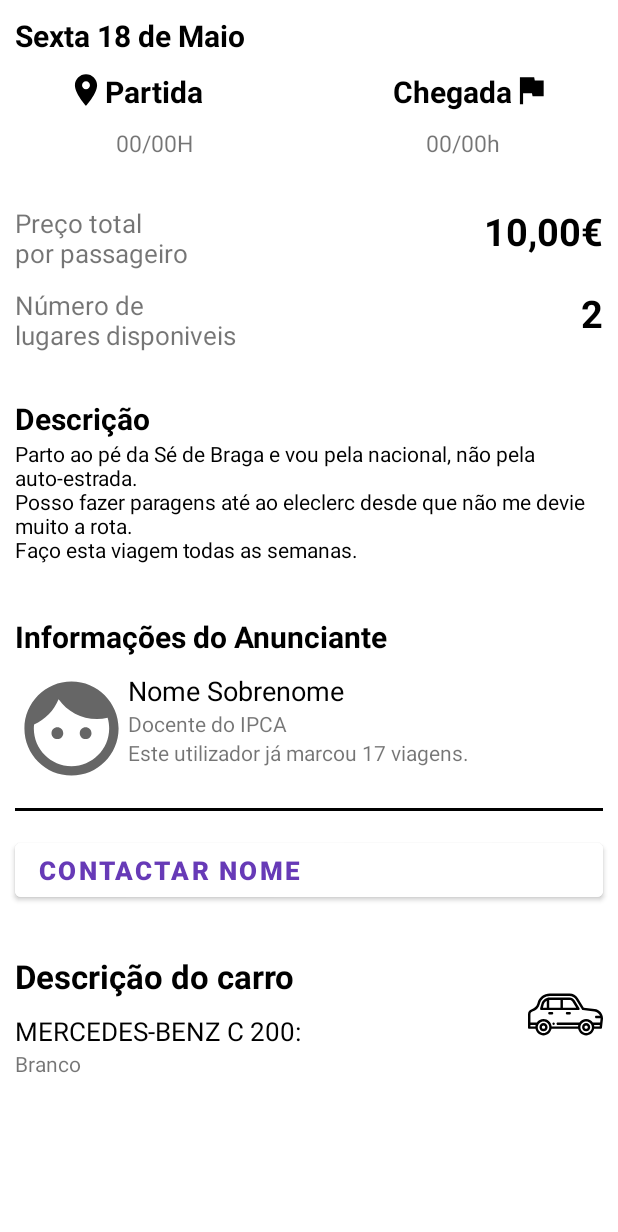
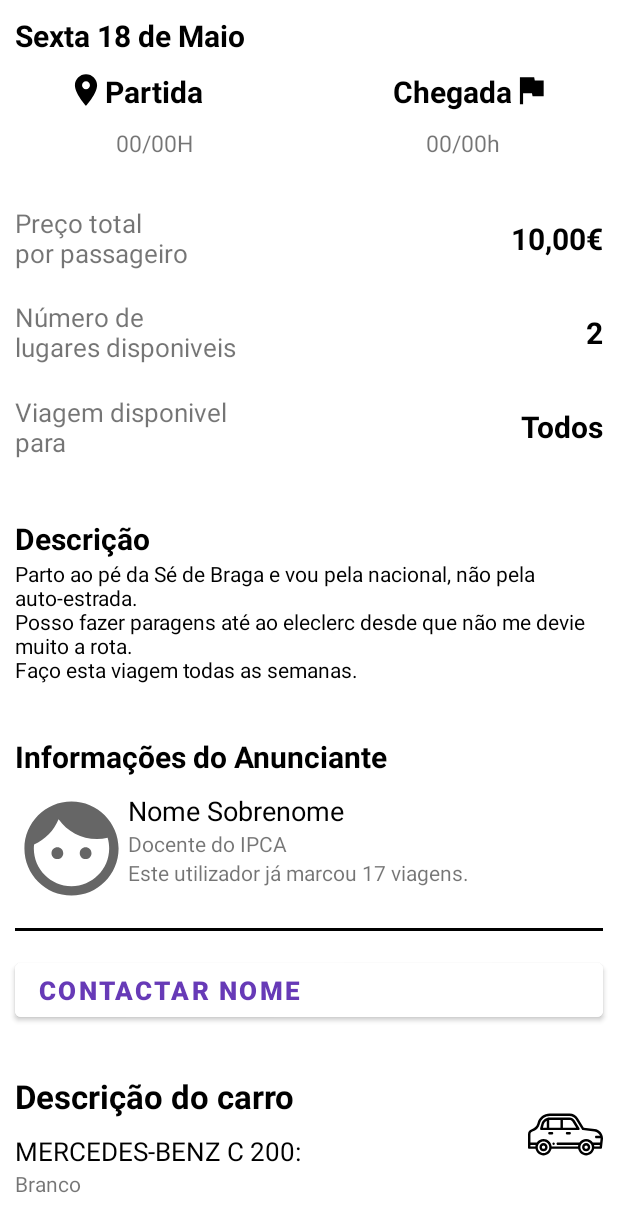
Before and after one commit to RicardoSampaio12121/IPCABoleias, an Android app: the layout fragment_ride_details.xml on its own in the app's theme, with its tools: preview values and no code run, on a phone screen of 412 x 824 dp. Shown: the top 1232 px of the screen. Run offline under Robolectric (Android 15) with nearby library versions, the phone set to English and light mode, and no system bars.

Commit message:
Adicionei algumas coisas À visualização de detalhes de um anúncio.

```diff
--- a/app/src/main/java/com/example/ipcaboleias/rides/RVPublicationsAadapter.kt
+++ b/app/src/main/java/com/example/ipcaboleias/rides/RVPublicationsAadapter.kt
@@ -50,8 +50,6 @@ class RVPublicationsAadapter(var publications: MutableList<Ride>): RecyclerView.
 
         holder.binding.apply {
 
-
-
             txtName.text = publications[position].name
             textView2.text = publications[position].car
 
--- a/app/src/main/java/com/example/ipcaboleias/rides/Ride.kt
+++ b/app/src/main/java/com/example/ipcaboleias/rides/Ride.kt
@@ -3,7 +3,9 @@ package com.example.ipcaboleias.rides
 data class Ride(
     val uid : String = "",
     var name : String = "",
+    var email : String = "",
     var car : String = "",
+    var carColor : String = "",
     var profilePicture : String = "",
     val date: String = "",
     val time: String = "",
--- a/app/src/main/java/com/example/ipcaboleias/rides/RideDetailsFragment.kt
+++ b/app/src/main/java/com/example/ipcaboleias/rides/RideDetailsFragment.kt
@@ -17,6 +17,7 @@ import com.example.ipcaboleias.ViewModels.PublicationDetailsViewModel
 import com.example.ipcaboleias.databinding.FragmentRideDetailsBinding
 import java.io.Serializable
 import java.util.*
+import java.util.regex.Pattern
 
 class RideDetailsFragment : Fragment(R.layout.fragment_ride_details) {
 
@@ -24,7 +25,7 @@ class RideDetailsFragment : Fragment(R.layout.fragment_ride_details) {
     private val binding get() = _binding!!
 
     private val model: PublicationDetailsViewModel by activityViewModels()
-    private lateinit var ride : Ride
+    private lateinit var ride: Ride
 
     override fun onCreate(savedInstanceState: Bundle?) {
         super.onCreate(savedInstanceState)
@@ -51,16 +52,28 @@ class RideDetailsFragment : Fragment(R.layout.fragment_ride_details) {
             tvPrice.text = "${ride.price}€"
             tvPlaces.text = ride.places.toString()
 
-            val byteArray : ByteArray = Base64.getDecoder().decode(ride.profilePicture)
+            val byteArray: ByteArray = Base64.getDecoder().decode(ride.profilePicture)
             val bitMapPic = BitmapFactory.decodeByteArray(byteArray, 0, byteArray.size)
 
             profilePicture.setImageBitmap(bitMapPic)
 
             txtNamePerson.text = ride.name
-            //TODO: VER SE É DOCENTE OU ALUNO DO IPCA
+
+            if (ride.acceptAlunos && ride.acceptDoc) tvDispCh.text = "Todos"
+            else if (ride.acceptAlunos && !ride.acceptDoc) tvDispCh.text = "Alunos"
+            else tvDispCh.text = "Docentes"
+
+
+            if (Pattern.matches("a[0-9]+@alunos.ipca.pt", ride.email)) {
+                tvDocOrStu.text = "Aluno do IPCA"
+            } else {
+                tvDocOrStu.text = "Docente do IPCA"
+            }
+
             buttonContact.text = "CONTACTAR ${ride.name}"
-            //TODO: SÓ TENHO A MARCA DO CARRO, FALTA O RESTO
+
             carBrand.text = ride.car
+            tvColor.text = ride.carColor
 
             txtDesc.text = ride.description
         }
--- a/app/src/main/java/com/example/ipcaboleias/rides/RidesFragment.kt
+++ b/app/src/main/java/com/example/ipcaboleias/rides/RidesFragment.kt
@@ -69,8 +69,10 @@ class RidesFragment : Fragment(R.layout.fragment_rides) {
                                     usersRepo.getUser(ride.uid, object : UserCallback {
                                         override fun onCallback(user: NewUser) {
                                             ride.name = user.name
+                                            ride.email = user.email
                                             ride.profilePicture = user.profilePicture!!
                                             ride.car = "${user.carBrand} ${user.carModel}"
+                                            ride.carColor = user.carColor!!
                                         }
                                     })
                                 }
--- a/app/src/main/res/layout/fragment_ride_details.xml
+++ b/app/src/main/res/layout/fragment_ride_details.xml
@@ -180,7 +180,7 @@
         <View
             android:id="@+id/viewPrice"
             android:layout_width="match_parent"
-            android:layout_height="120dp"
+            android:layout_height="200dp"
             android:layout_marginVertical="10dp"
             android:background="@color/white"
             app:layout_constraintStart_toStartOf="parent"
@@ -198,14 +198,25 @@
             app:layout_constraintTop_toTopOf="@id/viewPrice" />
 
         <TextView
+            android:id="@+id/textView5"
             android:layout_width="wrap_content"
             android:layout_height="wrap_content"
             android:paddingHorizontal="10dp"
             android:text="Número de \nlugares disponiveis"
             android:textSize="17sp"
+            app:layout_constraintStart_toStartOf="parent"
+            app:layout_constraintBottom_toTopOf="@id/tvDisponibilidade"
+            app:layout_constraintTop_toBottomOf="@+id/priceTitle" />
+
+        <TextView
+            android:id="@+id/tvDisponibilidade"
+            android:layout_width="wrap_content"
+            android:layout_height="wrap_content"
+            android:paddingHorizontal="10dp"
+            android:text="Viagem disponivel \npara"
+            android:textSize="17sp"
             app:layout_constraintBottom_toBottomOf="@+id/viewPrice"
-            app:layout_constraintStart_toStartOf="parent"
-            app:layout_constraintTop_toBottomOf="@+id/priceTitle" />
+            app:layout_constraintTop_toBottomOf="@+id/textView5" />
 
         <TextView
             android:id="@+id/tvPrice"
@@ -215,10 +226,11 @@
             android:paddingHorizontal="10dp"
             android:text="10,00€"
             android:textColor="@color/black"
-            android:textSize="25sp"
+            android:textSize="20sp"
             android:textStyle="bold"
+            app:layout_constraintBottom_toBottomOf="@+id/priceTitle"
             app:layout_constraintEnd_toEndOf="parent"
-            app:layout_constraintTop_toTopOf="@+id/viewPrice" />
+            app:layout_constraintTop_toTopOf="@+id/priceTitle" />
 
         <TextView
             android:id="@+id/tvPlaces"
@@ -227,11 +239,24 @@
             android:paddingHorizontal="10dp"
             android:text="2"
             android:textColor="@color/black"
-            android:textSize="25sp"
+            android:textSize="20sp"
             android:textStyle="bold"
-            app:layout_constraintBottom_toBottomOf="@+id/viewPrice"
+            app:layout_constraintBottom_toBottomOf="@+id/textView5"
             app:layout_constraintEnd_toEndOf="@+id/viewPrice"
-            app:layout_constraintTop_toBottomOf="@+id/tvPrice" />
+            app:layout_constraintTop_toTopOf="@+id/textView5" />
+
+        <TextView
+            android:id="@+id/tvDispCh"
+            android:layout_width="wrap_content"
+            android:layout_height="wrap_content"
+            android:paddingHorizontal="10dp"
+            android:text="Todos"
+            android:textColor="@color/black"
+            android:textSize="20sp"
+            android:textStyle="bold"
+            app:layout_constraintBottom_toBottomOf="@+id/tvDisponibilidade"
+            app:layout_constraintEnd_toEndOf="parent"
+            app:layout_constraintTop_toTopOf="@+id/tvDisponibilidade" />
 
         <View
             android:id="@+id/viewDescription"
@@ -299,7 +324,7 @@
             app:layout_constraintStart_toStartOf="parent"
             app:layout_constraintTop_toBottomOf="@+id/txtInfoPerson">
 
-            <androidx.appcompat.widget.AppCompatImageView
+            <de.hdodenhof.circleimageview.CircleImageView
                 android:id="@+id/profilePicture"
                 android:layout_width="fill_parent"
                 android:layout_height="fill_parent"
@@ -318,7 +343,7 @@
             app:layout_constraintTop_toBottomOf="@+id/txtInfoPerson" />
 
         <TextView
-            android:id="@+id/textView11"
+            android:id="@+id/tvDocOrStu"
             android:layout_width="wrap_content"
             android:layout_height="wrap_content"
             android:text="Docente do IPCA"
@@ -330,7 +355,7 @@
             android:layout_height="wrap_content"
             android:text="Este utilizador já marcou 17 viagens."
             app:layout_constraintStart_toEndOf="@+id/framePerson"
-            app:layout_constraintTop_toBottomOf="@+id/textView11" />
+            app:layout_constraintTop_toBottomOf="@+id/tvDocOrStu" />
 
         <View
             android:id="@+id/view"
@@ -392,6 +417,7 @@
             app:layout_constraintStart_toStartOf="@id/viewCarInfo"/>
 
         <TextView
+            android:id="@+id/tvColor"
             android:layout_width="wrap_content"
             android:layout_height="wrap_content"
             android:layout_marginHorizontal="10dp"
```
